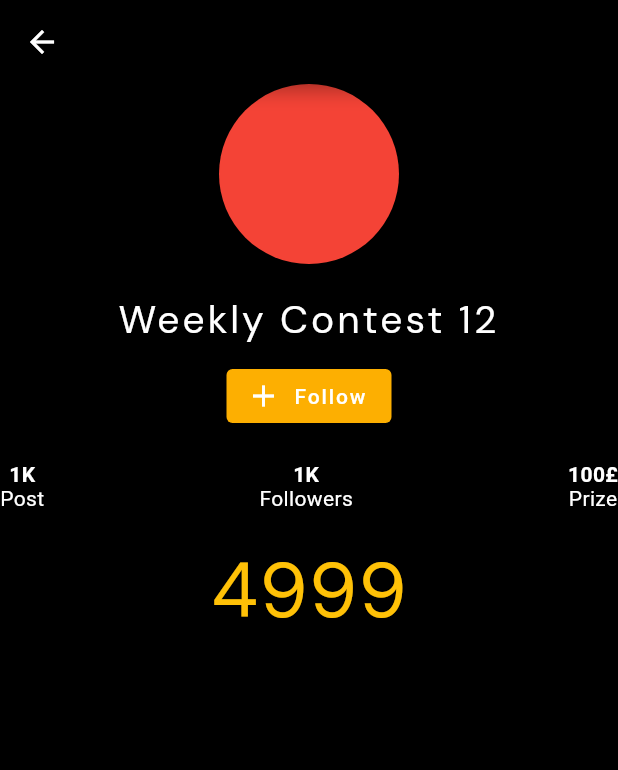
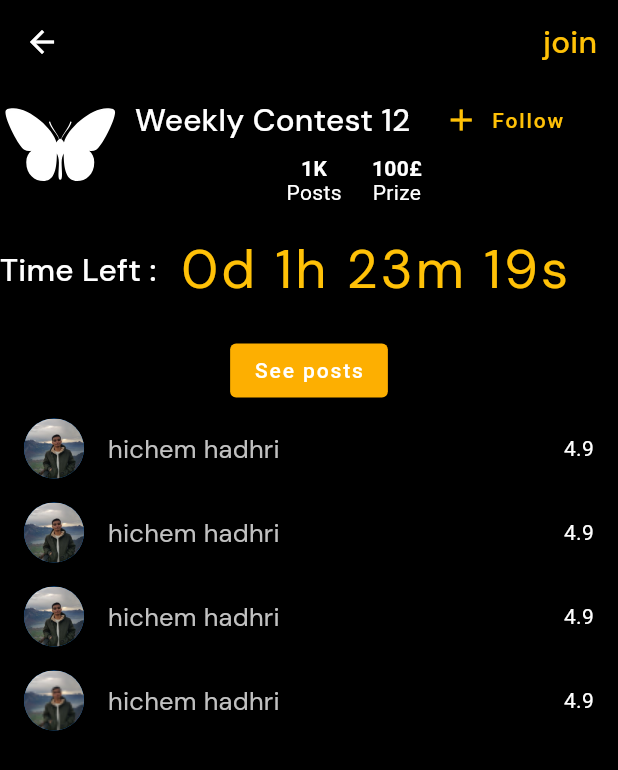
Before and after one commit to hichemhadhri/larva, a Flutter app: the ContestScreen screen opened directly, after a tap on an icon or button, on a phone screen of 412 x 824 dp. Shown: the top 770 px of the screen. Run offline on Flutter 3.47's test engine with Material 2 defaults, Android fonts, the phone set to English and light mode, and no system bars; our stand-ins replace flutter_rating_bar, flutter_svg, google_fonts; missing offline and left inert: images_picker.

```diff
--- a/lib/screens/Contest_details_screen.dart
+++ b/lib/screens/Contest_details_screen.dart
@@ -1,6 +1,8 @@
 import 'dart:async';
 
 import 'package:flutter/material.dart';
+import 'package:flutter_svg/svg.dart';
+import 'package:larva/screens/new_post_screen.dart';
 
 class Contest extends StatefulWidget {
   final String name;
@@ -34,7 +36,14 @@ class _ContestState extends State<Contest> {
     super.initState();
 
     deadline = new Duration(seconds: widget.deadline);
+
     timer = Timer.periodic(Duration(seconds: 1), (_) => countDown());
+  }
+
+  @override
+  void dispose() {
+    super.dispose();
+    timer!.cancel();
   }
 
   @override
@@ -43,30 +52,67 @@ class _ContestState extends State<Contest> {
       appBar: AppBar(
         brightness: Brightness.dark,
         title: Text(widget.name),
+        actions: [
+          TextButton(
+              onPressed: () {
+                Navigator.push(
+                    context,
+                    MaterialPageRoute(
+                        builder: (context) => Add(
+                            custom: true,
+                            contest: widget.name.replaceAll(" ", "_"))));
+              },
+              child: Text("join",
+                  style: Theme.of(context).textTheme.headline6!.copyWith(
+                        color: Colors.amber,
+                      )))
+        ],
       ),
       body: SingleChildScrollView(
         child: Column(
           children: [
-            CircleAvatar(radius: 60, backgroundColor: Colors.red),
+            Column(
+              children: [
+                Row(
+                  children: [
+                    CircleAvatar(
+                      radius: 40,
+                      backgroundColor: Colors.black,
+                      child: SvgPicture.asset(
+                        "lib/assets/images/butterfly.svg",
+                        color: Colors.white,
+                      ),
+                    ),
+                    Column(
+                      children: [
+                        Row(
+                          children: [
                             SizedBox(
-              height: 20,
+                              width: 10,
                             ),
                             Text(
                               widget.name,
-              style: Theme.of(context).textTheme.headline5,
-              textAlign: TextAlign.center,
+                              style: Theme.of(context).textTheme.headline6,
                             ),
-            SizedBox(height: 10),
+                            SizedBox(
+                              width: 10,
+                            ),
                             ElevatedButton.icon(
-                style: ElevatedButton.styleFrom(fixedSize: Size(110, 20)),
+                                style: ElevatedButton.styleFrom(
+                                  primary: Colors.transparent,
+                                ),
                                 onPressed: () {},
-                icon: Icon(Icons.add),
-                label: Text("Follow")),
-            SizedBox(
-              height: 20,
+                                icon: Icon(
+                                  Icons.add,
+                                  color: Colors.amber,
+                                ),
+                                label: Text(
+                                  "Follow",
+                                  style: TextStyle(color: Colors.amber),
+                                )),
+                          ],
                         ),
                         Row(
-              mainAxisAlignment: MainAxisAlignment.spaceBetween,
                           children: <Widget>[
                             Column(
                               children: <Widget>[
@@ -74,18 +120,10 @@ class _ContestState extends State<Contest> {
                                   "1K",
                                   style: TextStyle(fontWeight: FontWeight.w600),
                                 ),
-                    Text('Post')
+                                Text('Posts')
                               ],
                             ),
-                Column(
-                  children: <Widget>[
-                    Text(
-                      "1K",
-                      style: TextStyle(fontWeight: FontWeight.w600),
-                    ),
-                    Text('Followers')
-                  ],
-                ),
+                            SizedBox(width: 20),
                             Column(
                               children: <Widget>[
                                 Text(
@@ -97,15 +135,82 @@ class _ContestState extends State<Contest> {
                             ),
                           ],
                         ),
+                      ],
+                    ),
+                  ],
+                ),
+              ],
+            ),
             SizedBox(
               height: 20,
             ),
+            Row(
+              children: [
                 Text(
-              deadline.inSeconds.toString(),
+                  "Time Left : ",
+                  style: Theme.of(context).textTheme.headline6,
+                ),
+                SizedBox(
+                  width: 10,
+                ),
+                Text(
+                  "${deadline.inDays}d ${deadline.inHours % 24}h ${deadline.inMinutes % 60}m ${deadline.inSeconds % 60}s",
                   style: Theme.of(context)
                       .textTheme
-                  .headline3!
+                      .headline4!
                       .copyWith(color: Colors.amber),
+                ),
+              ],
+            ),
+            SizedBox(
+              height: 20,
+            ),
+            Center(
+                child:
+                    ElevatedButton(onPressed: () {}, child: Text("See posts"))),
+            Column(
+              children: [
+                ListTile(
+                  title: Text("hichem hadhri"),
+                  leading: CircleAvatar(
+                      radius: 20,
+                      backgroundImage: AssetImage(
+                        "lib/assets/images/hichem.jpeg",
+                      )),
+                  trailing: Text("4.9"),
+                ),
+                ListTile(
+                  title: Text("hichem hadhri"),
+                  leading: CircleAvatar(
+                      radius: 20,
+                      backgroundImage: AssetImage(
+                        "lib/assets/images/hichem.jpeg",
+                      )),
+                  trailing: Text("4.9"),
+                ),
+                ListTile(
+                  title: Text("hichem hadhri"),
+                  leading: CircleAvatar(
+                      radius: 20,
+                      backgroundImage: AssetImage(
+                        "lib/assets/images/hichem.jpeg",
+                      )),
+                  trailing: Text("4.9"),
+                ),
+                ListTile(
+                  title: Text("hichem hadhri"),
+                  leading: CircleAvatar(
+                    radius: 20,
+                    backgroundImage: ResizeImage(
+                        AssetImage(
+                          "lib/assets/images/hichem.jpeg",
+                        ),
+                        width: 40,
+                        height: 40),
+                  ),
+                  trailing: Text("4.9"),
+                )
+              ],
             )
           ],
         ),
--- a/lib/screens/contests_screen.dart
+++ b/lib/screens/contests_screen.dart
@@ -13,9 +13,11 @@ class _ContestScreenState extends State<ContestScreen> {
   Widget build(BuildContext context) {
     return Scaffold(
         appBar: AppBar(
-            brightness: Brightness.dark,
-            automaticallyImplyLeading: false,
-            title: Text("Contests")),
+          brightness: Brightness.dark,
+          automaticallyImplyLeading: false,
+          title: Text("Contests"),
+          actions: [IconButton(onPressed: () {}, icon: Icon(Icons.search))],
+        ),
         body: ListView(
           children: [
             ContestCard(
--- a/lib/screens/new_post_screen.dart
+++ b/lib/screens/new_post_screen.dart
@@ -7,7 +7,10 @@ import 'package:larva/util/SearchContest.dart';
 import 'package:larva/widgets/Tag.dart';
 
 class Add extends StatefulWidget {
-  const Add({Key? key}) : super(key: key);
+  final String contest;
+  final bool custom;
+  const Add({Key? key, this.custom = false, this.contest = ""})
+      : super(key: key);
 
   @override
   _AddState createState() => _AddState();
@@ -17,7 +20,14 @@ class _AddState extends State<Add> {
   final _title = TextEditingController();
   final _description = TextEditingController();
   int _selectedDomaine = 0;
-  List<String> _constests = [];
+  late List<String> _constests;
+
+  @override
+  void initState() {
+    super.initState();
+    _constests = widget.contest.isEmpty ? [] : [widget.contest];
+  }
+
   List<String> _domaines = <String>[
     'Music',
     'Photography',
@@ -63,7 +73,7 @@ class _AddState extends State<Add> {
               ),
             ),
           ],
-          automaticallyImplyLeading: false,
+          automaticallyImplyLeading: widget.custom,
         ),
         resizeToAvoidBottomInset: true,
         backgroundColor: Theme.of(context).backgroundColor,
--- a/pubspec.yaml
+++ b/pubspec.yaml
@@ -55,7 +55,7 @@ flutter:
 
   # To add assets to your application, add an assets section, like this:
   assets:
-    - lib/assets/images/butterfly.svg
+    - lib/assets/images/
   #   - images/a_dot_ham.jpeg
 
   # An image asset can refer to one or more resolution-specific "variants", see
```
Also changed, not shown: lib/assets/images/hichem.jpeg (added). Lines whose indentation alone changed are shown as unchanged.
